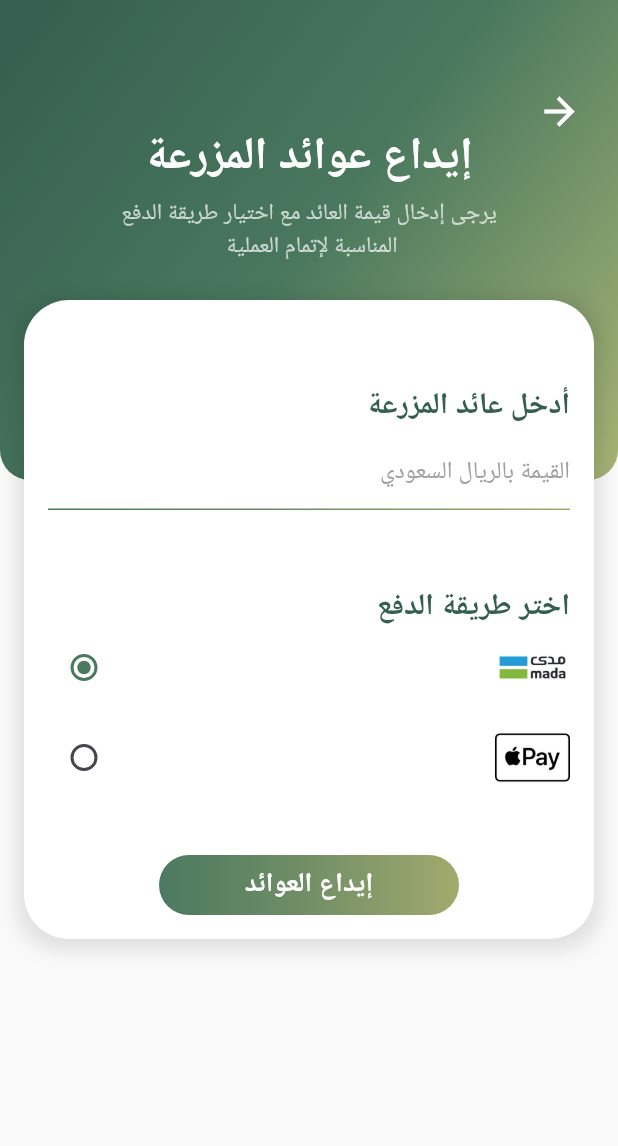
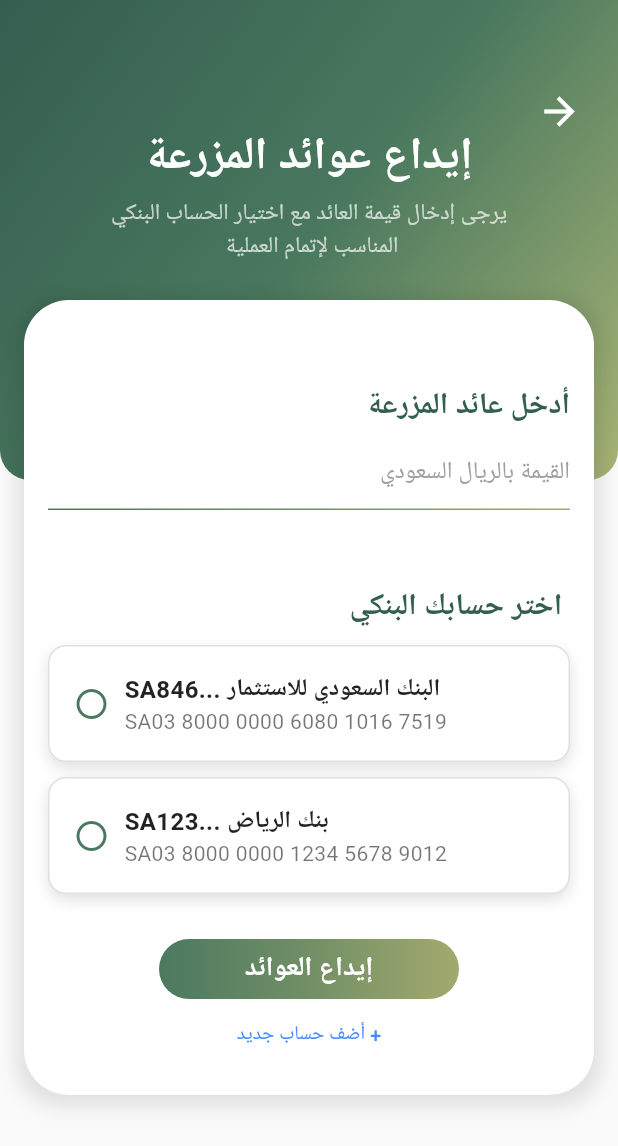
Before and after one commit to RahafHatrash/EmdadApp_SeniorProject, a Flutter app: the DepositReturnsScreen screen opened directly, on a phone screen of 412 x 824 dp. Shown: the top 1146 px of the screen. Run offline on Flutter 3.47's test engine with Material 3 defaults, Android fonts, the phone set to English and light mode, and no system bars; our stand-ins replace cloud_firestore, firebase_auth, firebase_core; accounts and stored records are empty; Roboto replaces fonts that are missing (Markazi Text).

Commit message:
changes by rahaf

```diff
--- a/lib/FarmerPages/DepositeOperation/deposit_returns.dart
+++ b/lib/FarmerPages/DepositeOperation/deposit_returns.dart
@@ -1,5 +1,7 @@
 import 'package:cloud_firestore/cloud_firestore.dart';
+import 'package:firebase_auth/firebase_auth.dart';
 import 'package:flutter/material.dart';
+import 'AddBankAccountFarmer.dart';
 
 class DepositReturnsScreen extends StatefulWidget {
   final String documentId;
@@ -11,8 +13,8 @@ class DepositReturnsScreen extends StatefulWidget {
 }
 
 class _DepositReturnsScreenState extends State<DepositReturnsScreen> {
-  String? selectedPaymentMethod = 'mada';
   final TextEditingController amountController = TextEditingController();
+  String? selectedAccount;
 
   @override
   Widget build(BuildContext context) {
@@ -20,7 +22,7 @@ class _DepositReturnsScreenState extends State<DepositReturnsScreen> {
       backgroundColor: const Color(0xFFF9FAF9),
       body: Stack(
         children: [
-          // Top gradient background with a rounded border at the bottom
+          // Gradient background
           Container(
             height: 320,
             width: double.infinity,
@@ -66,7 +68,7 @@ class _DepositReturnsScreenState extends State<DepositReturnsScreen> {
                         ),
                         SizedBox(height: 4),
                         Text(
-                          'يرجى إدخال قيمة العائد مع اختيار طريقة الدفع\n المناسبة لإتمام العملية',
+                          'يرجى إدخال قيمة العائد مع اختيار الحساب البنكي\n المناسب لإتمام العملية',
                           style: TextStyle(fontSize: 15, color: Colors.white70),
                           textAlign: TextAlign.center,
                         ),
@@ -106,12 +108,14 @@ class _DepositReturnsScreenState extends State<DepositReturnsScreen> {
                         _buildAmountInput(),
                         _buildDivider(),
                         const SizedBox(height: 50),
-                        _buildLabel('اختر طريقة الدفع'),
-                        _buildPaymentMethod('mada', 'assets/icons/MadaIcon.png'),
+                        _buildLabel('اختر حسابك البنكي '),
                         const SizedBox(height: 10),
-                        _buildPaymentMethod('applePay', 'assets/icons/applepayIcon.png'),
-                        const SizedBox(height: 40),
-                        _buildDepositButton(), // Button to execute deposit and update status
+                        _buildAccountOption("SA846... البنك السعودي للاستثمار", "SA03 8000 0000 6080 1016 7519"),
+                        const SizedBox(height: 10),
+                        _buildAccountOption("SA123... بنك الرياض", "SA03 8000 0000 1234 5678 9012"),
+                        const SizedBox(height: 30),  // Reduced space
+                        _buildDepositButton(),
+                        _buildAddAccountButton(),
                       ],
                     ),
                   ),
@@ -124,7 +128,6 @@ class _DepositReturnsScreenState extends State<DepositReturnsScreen> {
     );
   }
 
-  // Label widget
   Widget _buildLabel(String text) {
     return Container(
       alignment: Alignment.centerRight,
@@ -139,7 +142,6 @@ class _DepositReturnsScreenState extends State<DepositReturnsScreen> {
     );
   }
 
-  // Amount input field
   Widget _buildAmountInput() {
     return TextField(
       controller: amountController,
@@ -154,7 +156,6 @@ class _DepositReturnsScreenState extends State<DepositReturnsScreen> {
     );
   }
 
-  // Divider widget
   Widget _buildDivider() {
     return Container(
       height: 1,
@@ -167,44 +168,6 @@ class _DepositReturnsScreenState extends State<DepositReturnsScreen> {
     );
   }
 
-  // Payment method selection widget
-  Widget _buildPaymentMethod(String method, String assetPath) {
-    return Row(
-      children: [
-        Expanded(
-          child: GestureDetector(
-            onTap: () {
-              setState(() {
-                selectedPaymentMethod = method;
-              });
-            },
-            child: Row(
-              mainAxisAlignment: MainAxisAlignment.spaceBetween,
-              children: [
-                Radio<String>(
-                  value: method,
-                  groupValue: selectedPaymentMethod,
-                  onChanged: (value) {
-                    setState(() {
-                      selectedPaymentMethod = value.toString();
-                    });
-                  },
-                  activeColor: const Color(0xFF4B7960),
-                ),
-                Image.asset(
-                  assetPath,
-                  height: 50,
-                  width: 50,
-                ),
-              ],
-            ),
-          ),
-        ),
-      ],
-    );
-  }
-
-  // Deposit button widget
   Widget _buildDepositButton() {
     return Center(
       child: Container(
@@ -234,18 +197,48 @@ class _DepositReturnsScreenState extends State<DepositReturnsScreen> {
               fontWeight: FontWeight.bold,
             ),
           ),
-
         ),
       ),
     );
   }
 
-  // Method to deposit returns and update status
+  Widget _buildAddAccountButton() {
+    return Center(
+      child: TextButton(
+        onPressed: () {
+          // Navigate to the Add Bank Account Page
+          Navigator.push(
+            context,
+            MaterialPageRoute(builder: (context) => AddBankAccountFarmer()),
+          );
+        },
+        child: const Text(
+          'أضف حساب جديد +',
+          style: TextStyle(
+            color: Colors.blueAccent, // لون النص
+            fontSize: 13, // حجم النص
+          ),
+          textAlign: TextAlign.center,
+        ),
+      ),
+    );
+  }
+
   Future<void> _depositReturns() async {
     final amount = double.tryParse(amountController.text);
+
+    // Check if the amount is valid
     if (amount == null || amount <= 0) {
       ScaffoldMessenger.of(context).showSnackBar(
         const SnackBar(content: Text('يرجى إدخال قيمة صحيحة للعوائد')),
+      );
+      return;
+    }
+
+    // Check if an account is selected
+    if (selectedAccount == null) {
+      ScaffoldMessenger.of(context).showSnackBar(
+        const SnackBar(content: Text('يرجى اختيار حساب بنكي')),
       );
       return;
     }
@@ -344,4 +337,55 @@ class _DepositReturnsScreenState extends State<DepositReturnsScreen> {
       );
     }
   }
+
+  Widget _buildAccountOption(String accountName, String accountNumber) {
+    return GestureDetector(
+      onTap: () {
+        setState(() {
+          selectedAccount = accountName;
+        });
+      },
+      child: Container(
+        padding: const EdgeInsets.all(16),
+        decoration: BoxDecoration(
+          color: Colors.white,
+          borderRadius: BorderRadius.circular(12),
+          border: Border.all(
+            color: selectedAccount == accountName
+                ? const Color(0xFF4B7960)
+                : Colors.grey.shade300,
+          ),
+          boxShadow: [
+            BoxShadow(
+                color: Colors.black12, blurRadius: 8, offset: const Offset(0, 4))
+          ],
+        ),
+        child: Row(
+          children: [
+            Icon(
+              selectedAccount == accountName
+                  ? Icons.radio_button_checked
+                  : Icons.radio_button_unchecked,
+              color: const Color(0xFF4B7960),
+            ),
+            const SizedBox(width: 10),
+            Expanded(
+              child: Column(
+                crossAxisAlignment: CrossAxisAlignment.start,
+                children: [
+                  Text(accountName,
+                      style: const TextStyle(
+                          fontSize: 16,
+                          fontWeight: FontWeight.bold,
+                          color: Colors.black87)),
+                  Text(accountNumber,
+                      style: const TextStyle(fontSize: 14, color: Colors.black54)),
+                ],
+              ),
+            ),
+          ],
+        ),
+      ),
+    );
+  }
 }
--- a/lib/FarmerPages/FarmAdding/add_project.dart
+++ b/lib/FarmerPages/FarmAdding/add_project.dart
@@ -2,8 +2,7 @@ import 'package:cloud_firestore/cloud_firestore.dart';
 import 'package:firebase_auth/firebase_auth.dart';
 import 'package:flutter/material.dart';
 import 'dart:math'; // Import for random number generation
-import '../../InvestorPages/InvestmentProccess/InvestVerification.dart';
-import '../FarmerHome/farmerHome.dart';
+import 'adding_success.dart';
 
 class AddProject extends StatefulWidget {
   const AddProject({super.key});
@@ -61,7 +60,7 @@ class _AddProjectFormScreenState extends State<AddProject> {
 
       Navigator.push(
         context,
-        MaterialPageRoute(builder: (context) => FarmerHomePage()),
+        MaterialPageRoute(builder: (context) => AddingFarmSuccess()),
       );
     } catch (e) {
       print('Error adding project: $e');
--- a/lib/FarmerPages/FarmAdding/adding_success.dart
+++ b/lib/FarmerPages/FarmAdding/adding_success.dart
@@ -1,9 +1,8 @@
 import 'package:flutter/material.dart';
-
 import '../FarmerHome/farmerHome.dart';
 
-class SuccessScreen extends StatelessWidget {
-  const SuccessScreen({super.key});
+class AddingFarmSuccess extends StatelessWidget {
+  const AddingFarmSuccess({super.key});
 
   @override
   Widget build(BuildContext context) {
```
